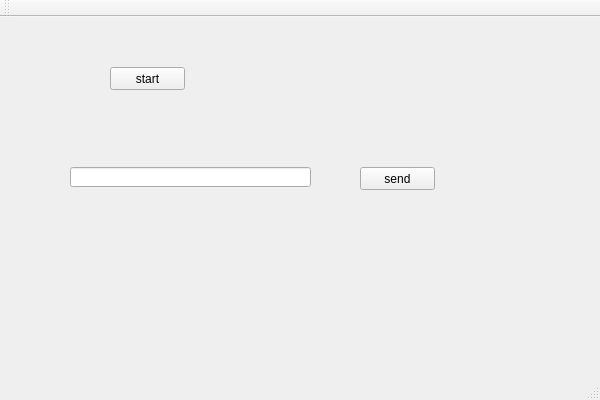
The window that QtNetworkServer/QtNetworkServer/QtNetworkServer.ui (saga1979/QtIM) describes before a commit, drawn with Qt 5.
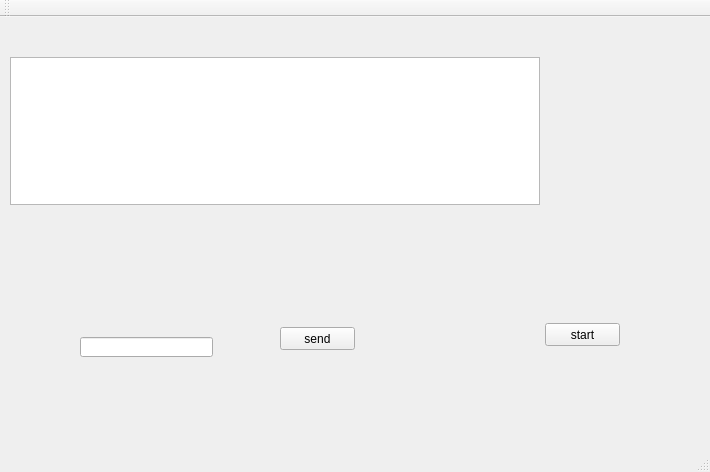
The same window after the commit.

```diff
--- a/QtNetworkServer/QtNetworkServer/QtNetworkServer.ui
+++ b/QtNetworkServer/QtNetworkServer/QtNetworkServer.ui
@@ -6,42 +6,39 @@
    <rect>
     <x>0</x>
     <y>0</y>
-    <width>600</width>
-    <height>400</height>
+    <width>710</width>
+    <height>472</height>
    </rect>
   </property>
   <property name="windowTitle">
    <string>QtNetworkServer</string>
   </property>
   <widget class="QWidget" name="centralWidget">
-   <widget class="QPushButton" name="m_btStart">
-    <property name="geometry">
-     <rect>
-      <x>110</x>
-      <y>50</y>
-      <width>75</width>
-      <height>23</height>
-     </rect>
-    </property>
-    <property name="text">
-     <string>start</string>
-    </property>
-   </widget>
    <widget class="QLineEdit" name="lineEdit">
     <property name="geometry">
      <rect>
-      <x>70</x>
-      <y>150</y>
-      <width>241</width>
+      <x>80</x>
+      <y>320</y>
+      <width>133</width>
       <height>20</height>
      </rect>
     </property>
    </widget>
+   <widget class="QListWidget" name="m_lwUsers">
+    <property name="geometry">
+     <rect>
+      <x>10</x>
+      <y>40</y>
+      <width>530</width>
+      <height>148</height>
+     </rect>
+    </property>
+   </widget>
    <widget class="QPushButton" name="m_btSend">
     <property name="geometry">
      <rect>
-      <x>360</x>
-      <y>150</y>
+      <x>280</x>
+      <y>310</y>
       <width>75</width>
       <height>23</height>
      </rect>
@@ -50,6 +47,19 @@
      <string>send</string>
     </property>
    </widget>
+   <widget class="QPushButton" name="m_btStart">
+    <property name="geometry">
+     <rect>
+      <x>545</x>
+      <y>306</y>
+      <width>75</width>
+      <height>23</height>
+     </rect>
+    </property>
+    <property name="text">
+     <string>start</string>
+    </property>
+   </widget>
   </widget>
   <widget class="QMenuBar" name="menuBar">
    <property name="geometry">
```
Left out of the diff: 2 changed lines with no effect on the pictures.
